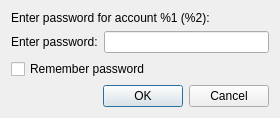
Old version of the form core/src/corelayers/password/simplepasswordwidget.ui in the repository euroelessar/qutim.
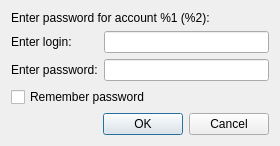
New version of the form.

The edit to the form file:
```diff
--- a/core/src/corelayers/password/simplepasswordwidget.ui
+++ b/core/src/corelayers/password/simplepasswordwidget.ui
@@ -21,28 +21,28 @@
      </property>
     </widget>
    </item>
-   <item row="1" column="0">
+   <item row="2" column="0">
     <widget class="QLabel" name="label_2">
      <property name="text">
       <string>Enter password:</string>
      </property>
     </widget>
    </item>
-   <item row="1" column="1">
+   <item row="2" column="1">
     <widget class="QLineEdit" name="passwordLineEdit">
      <property name="echoMode">
       <enum>QLineEdit::Password</enum>
      </property>
     </widget>
    </item>
-   <item row="2" column="0" colspan="2">
+   <item row="3" column="0" colspan="2">
     <widget class="QCheckBox" name="rememberCheckBox">
      <property name="text">
       <string>Remember password</string>
      </property>
     </widget>
    </item>
-   <item row="3" column="0" colspan="2">
+   <item row="4" column="0" colspan="2">
     <widget class="QDialogButtonBox" name="buttonBox">
      <property name="orientation">
       <enum>Qt::Horizontal</enum>
@@ -52,6 +52,16 @@
      </property>
     </widget>
    </item>
+   <item row="1" column="0">
+    <widget class="QLabel" name="label_3">
+     <property name="text">
+      <string>Enter login:</string>
+     </property>
+    </widget>
+   </item>
+   <item row="1" column="1">
+    <widget class="QLineEdit" name="loginLineEdit"/>
+   </item>
   </layout>
  </widget>
  <resources/>
```
